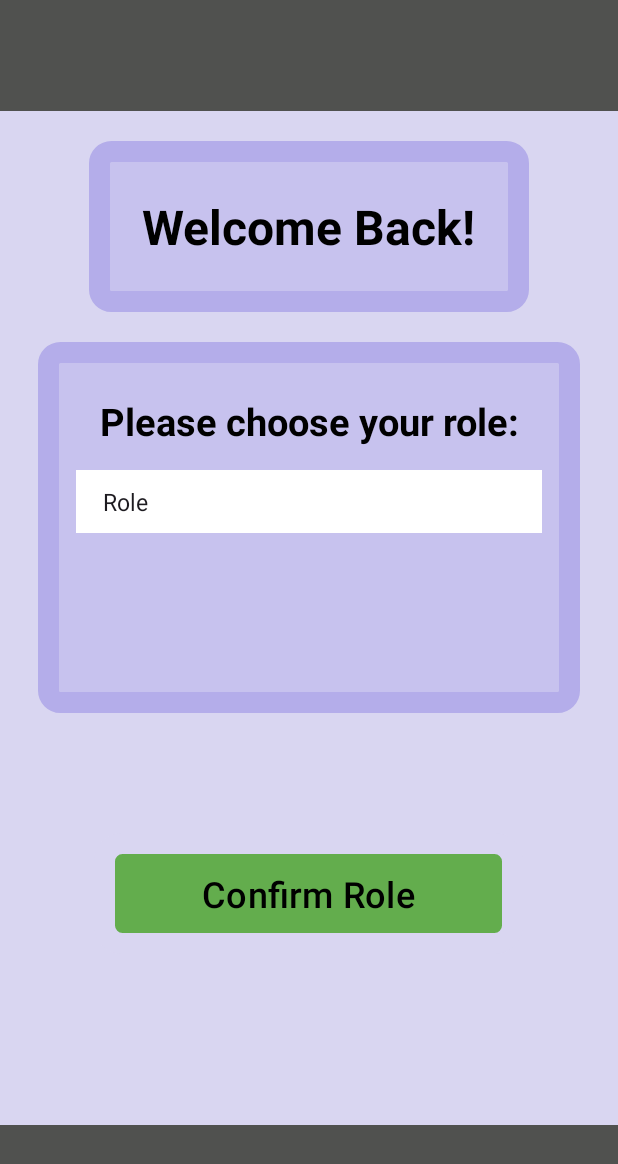
After one commit to CMPUT301F24castle/king-of-the-castle, an Android app: the ChooseRoleActivity screen opened directly, with no data from a screen before it, on a phone screen of 412 x 824 dp. The commit adds this screen. Shown: the top 1164 px of the screen. Run offline under Robolectric (Android 15) with nearby library versions, the phone set to English and light mode, and no system bars; our stand-ins replace Firebase (no records; nobody signed in at launch, a user with empty details on screens opened directly).

Commit message:
added role change activity screen

```diff
--- a/Project/app/src/main/AndroidManifest.xml
+++ b/Project/app/src/main/AndroidManifest.xml
@@ -28,6 +28,9 @@
             android:name=".EntrantScreenActivity"
             android:exported="false" />
         <activity
+            android:name=".ChooseRoleActivity"
+            android:exported="true" />
+        <activity
             android:name=".MainActivity"
             android:exported="true">
             <intent-filter>
--- /dev/null
+++ b/Project/app/src/main/java/com/example/king_of_the_castle_project/ChooseRoleActivity.java
@@ -0,0 +1,89 @@
+package com.example.king_of_the_castle_project;
+
+import android.content.Intent;
+import android.os.Bundle;
+import android.provider.Settings;
+import android.view.Gravity;
+import android.view.LayoutInflater;
+import android.view.View;
+import android.widget.AdapterView;
+import android.widget.ArrayAdapter;
+import android.widget.Spinner;
+import android.widget.Button;
+import android.widget.TextView;
+import android.widget.Toast;
+import com.google.firebase.firestore.FirebaseFirestore;
+import com.google.firebase.firestore.QueryDocumentSnapshot;
+
+import androidx.appcompat.app.AppCompatActivity;
+
+public class ChooseRoleActivity extends AppCompatActivity {
+    private FirebaseFirestore db;
+    @Override
+    protected void onCreate(Bundle savedInstanceState) {
+        super.onCreate(savedInstanceState);
+        setContentView(R.layout.role_change_screen);
+
+        // reference the spinner view
+        Spinner chooseRoleSpinner = findViewById(R.id.choose_role_spinner);
+
+        // setup spinner items
+        ArrayAdapter<CharSequence> adapter = ArrayAdapter.createFromResource(
+                this,
+                R.array.roles_list_spinner,
+                android.R.layout.simple_spinner_item
+        );
+
+        // set the dropdown view resource for the adapter
+        adapter.setDropDownViewResource(android.R.layout.simple_spinner_dropdown_item);
+
+        // assign adapter to spinner
+        chooseRoleSpinner.setAdapter(adapter);
+
+        // reference button view
+        Button confirmRoleButton = findViewById(R.id.confirm_role_button);
+
+        // set OnClickListener on button
+        confirmRoleButton.setOnClickListener(new View.OnClickListener() {
+            @Override
+            public void onClick(View v) {
+                // handle button click
+                String selectedRole = chooseRoleSpinner.getSelectedItem().toString();
+
+                // goto different screens
+                if (selectedRole.equals("Entrant")){
+                    Intent intent = new Intent(ChooseRoleActivity.this, EntrantScreenActivity.class);
+                    startActivity(intent);
+
+                } else if (selectedRole.equals("Organizer")){
+                    Intent intent = new Intent(ChooseRoleActivity.this, OrganizerActivity.class);
+                    startActivity(intent);
+
+                } else if (selectedRole.equals("Administrator")){
+                    // make sure they are an administrator - NOT IMPLEMENTED YET
+//                    String androidId = Settings.Secure.getString(getContentResolver(), Settings.Secure.ANDROID_ID);
+//                    Boolean adminFlag = false;
+//                    db.collection(androidId)
+//                                    .get()
+//                                    .addOnCompleteListener(task -> {
+//                                        if (task.isSuccessful()) {
+//
+//                                        }
+//                                    })
+                    Toast.makeText(ChooseRoleActivity.this, "Not yet implemented", Toast.LENGTH_SHORT).show();
+
+                } else {
+                    LayoutInflater inflater = getLayoutInflater();
+                    View layout = inflater.inflate(R.layout.toast_notification_layout, findViewById(R.id.custom_toast_container));
+                    TextView text = layout.findViewById(R.id.toast_text);
+                    text.setText("ERROR. Please enter a valid role.");
+                    Toast toast = new Toast(getApplicationContext());
+                    toast.setDuration(Toast.LENGTH_SHORT);
+                    toast.setView(layout);
+                    toast.setGravity(Gravity.BOTTOM, 0, 100);
+                    toast.show();
+                }
+            }
+        });
+    }
+}
--- a/Project/app/src/main/java/com/example/king_of_the_castle_project/EntrantScreenActivity.java
+++ b/Project/app/src/main/java/com/example/king_of_the_castle_project/EntrantScreenActivity.java
@@ -101,6 +101,13 @@ public class EntrantScreenActivity extends AppCompatActivity {
 
             }
         });
+
+        changeRolesBut.setOnClickListener(new View.OnClickListener() {
+            @Override
+            public void onClick(View view) {
+                finish();
+            }
+        });
     }
 
     /**
--- /dev/null
+++ b/Project/app/src/main/res/layout/role_change_screen.xml
@@ -0,0 +1,108 @@
+<?xml version="1.0" encoding="utf-8"?>
+<LinearLayout xmlns:android="http://schemas.android.com/apk/res/android"
+    xmlns:app="http://schemas.android.com/apk/res-auto"
+    android:orientation="vertical"
+    android:layout_width="match_parent"
+    android:layout_height="match_parent"
+    android:background="@color/light_purple"
+    android:id="@+id/event_creation_screen">
+
+    <TextView
+        android:layout_width="match_parent"
+        android:layout_height="wrap_content"
+        android:text=""
+        android:textColor="@color/light_green"
+        android:background="@color/dark_grey"
+        android:textSize="32sp"
+        android:textStyle="bold"
+        android:padding="15dp"
+        />
+
+    <LinearLayout
+        android:layout_width="wrap_content"
+        android:layout_height="wrap_content"
+        android:orientation="vertical"
+        android:textColor="@color/black"
+        android:background="@drawable/edit_facility_screen_bg"
+        android:layout_marginTop="20dp"
+        android:padding="20dp"
+        android:gravity="center"
+        android:layout_gravity="center">
+        <TextView
+            android:layout_width="match_parent"
+            android:layout_height="wrap_content"
+            android:text="Welcome Back!"
+            android:textColor="@color/black"
+            android:textSize="32sp"
+            android:textStyle="bold"
+            android:padding="15dp" />
+
+    </LinearLayout>
+
+    <LinearLayout
+        android:layout_width="wrap_content"
+        android:layout_height="wrap_content"
+        android:orientation="vertical"
+        android:textColor="@color/black"
+        android:background="@drawable/edit_facility_screen_bg"
+        android:layout_marginTop="20dp"
+        android:paddingStart="25dp"
+        android:paddingEnd="25dp"
+        android:gravity="center"
+        android:layout_gravity="center"
+        android:paddingBottom="120dp"
+        android:paddingTop="20dp">
+        <TextView
+            android:layout_width="match_parent"
+            android:layout_height="wrap_content"
+            android:text="Please choose your role:"
+            android:textColor="@color/black"
+            android:textSize="25dp"
+            android:textStyle="bold"
+            android:padding="15dp"
+            android:textAlignment="center"/>
+
+        <Spinner
+            android:id="@+id/choose_role_spinner"
+            android:layout_width="match_parent"
+            android:layout_height="wrap_content"
+            android:ems="10"
+            android:padding="10dp"
+            android:spinnerMode="dropdown"
+            android:background="@color/white"/>
+
+
+    </LinearLayout>
+
+    <Button
+        android:id="@+id/confirm_role_button"
+        android:layout_width="wrap_content"
+        android:layout_height="wrap_content"
+        android:text="Confirm Role"
+        android:textColor="@android:color/black"
+        app:backgroundTint="@null"
+        android:background="@drawable/organizer_button_bg"
+        android:paddingTop="20dp"
+        android:paddingBottom="20dp"
+        android:paddingStart="72dp"
+        android:paddingEnd="72dp"
+        android:textSize="24sp"
+        android:layout_marginTop="80dp"
+        android:layout_gravity="center"/>
+
+    <View
+        android:layout_width="match_parent"
+        android:layout_height="0dp"
+        android:layout_weight="1" />
+    <TextView
+        android:layout_width="match_parent"
+        android:layout_height="wrap_content"
+        android:text=""
+        android:textColor="@color/light_green"
+        android:background="@color/dark_grey"
+        android:textSize="32sp"
+        android:textStyle="bold"
+        android:padding="15dp"
+        />
+
+</LinearLayout>
--- a/Project/app/src/main/res/values/strings.xml
+++ b/Project/app/src/main/res/values/strings.xml
@@ -1,3 +1,10 @@
 <resources>
     <string name="app_name">king-of-the-castle-project</string>
+
+    <string-array name="roles_list_spinner">
+        <item>Role</item>
+        <item>Entrant</item>
+        <item>Organizer</item>
+        <item>Administrator</item>
+    </string-array>
 </resources>
```
